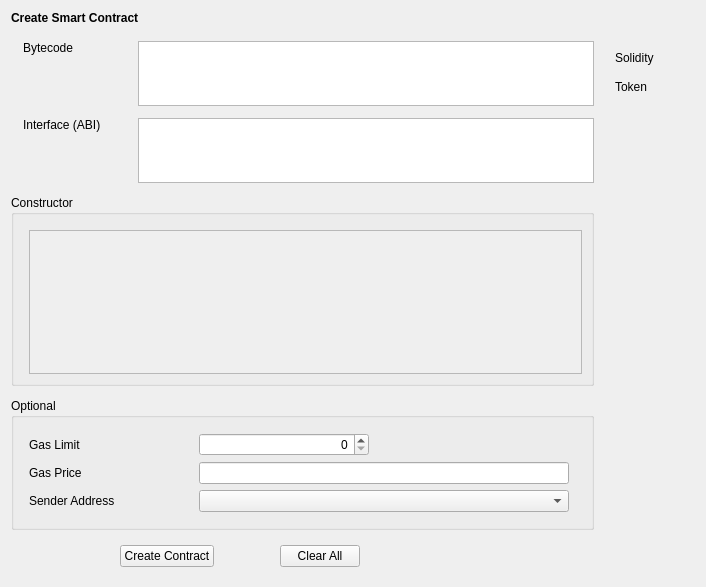
The window that src/qt/forms/createcontract.ui (githubzon/qtum) describes before a commit, drawn with Qt 5.
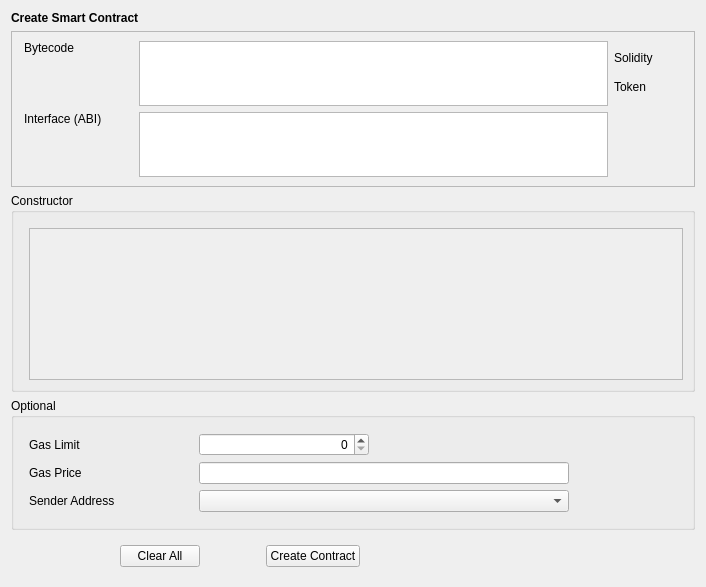
The same window after the commit. Custom widgets are drawn as their Qt base class.

Commit message: Update main screens buttons

Patch:
```diff
--- a/src/qt/forms/createcontract.ui
+++ b/src/qt/forms/createcontract.ui
@@ -47,28 +47,30 @@
         </widget>
        </item>
        <item>
-        <spacer name="verticalSpacer_5">
-         <property name="orientation">
-          <enum>Qt::Vertical</enum>
+        <widget class="QFrame" name="frameContract">
+         <property name="sizePolicy">
+          <sizepolicy hsizetype="Preferred" vsizetype="Fixed">
+           <horstretch>0</horstretch>
+           <verstretch>0</verstretch>
+          </sizepolicy>
          </property>
-         <property name="sizeType">
-          <enum>QSizePolicy::Fixed</enum>
+         <property name="frameShape">
+          <enum>QFrame::StyledPanel</enum>
          </property>
-         <property name="sizeHint" stdset="0">
-          <size>
-           <width>20</width>
-           <height>10</height>
-          </size>
+         <property name="frameShadow">
+          <enum>QFrame::Raised</enum>
          </property>
-        </spacer>
-       </item>
+         <layout class="QVBoxLayout" name="verticalLayout_10">
+          <property name="leftMargin">
+           <number>0</number>
+          </property>
+          <property name="rightMargin">
+           <number>0</number>
+          </property>
        <item>
-        <layout class="QHBoxLayout" name="horizontalLayout_5">
+           <layout class="QHBoxLayout" name="horizontalLayout_7">
          <item>
-          <layout class="QVBoxLayout" name="verticalLayout_3">
-           <property name="spacing">
-            <number>12</number>
-           </property>
+             <layout class="QVBoxLayout" name="verticalLayout_11">
            <item>
             <layout class="QHBoxLayout" name="horizontalLayout_2">
              <property name="spacing">
@@ -165,6 +167,69 @@
              </item>
             </layout>
            </item>
+             </layout>
+            </item>
+            <item>
+             <layout class="QVBoxLayout" name="verticalLayout_4">
+              <property name="spacing">
+               <number>15</number>
+              </property>
+              <item>
+               <spacer name="verticalSpacer_4">
+                <property name="orientation">
+                 <enum>Qt::Vertical</enum>
+                </property>
+                <property name="sizeType">
+                 <enum>QSizePolicy::Fixed</enum>
+                </property>
+                <property name="sizeHint" stdset="0">
+                 <size>
+                  <width>20</width>
+                  <height>10</height>
+                 </size>
+                </property>
+               </spacer>
+              </item>
+              <item>
+               <widget class="QLabel" name="labelSolidity">
+                <property name="minimumSize">
+                 <size>
+                  <width>80</width>
+                  <height>0</height>
+                 </size>
+                </property>
+                <property name="text">
+                 <string>Solidity</string>
+                </property>
+               </widget>
+              </item>
+              <item>
+               <widget class="QLabel" name="labelToken">
+                <property name="text">
+                 <string>Token</string>
+                </property>
+               </widget>
+              </item>
+              <item>
+               <spacer name="verticalSpacer_3">
+                <property name="orientation">
+                 <enum>Qt::Vertical</enum>
+                </property>
+                <property name="sizeHint" stdset="0">
+                 <size>
+                  <width>20</width>
+                  <height>40</height>
+                 </size>
+                </property>
+               </spacer>
+              </item>
+             </layout>
+            </item>
+           </layout>
+          </item>
+         </layout>
+        </widget>
+       </item>
            <item>
             <widget class="QGroupBox" name="groupBoxConstructor">
              <property name="title">
@@ -187,8 +252,8 @@
                   <rect>
                    <x>0</x>
                    <y>0</y>
-                   <width>548</width>
-                   <height>120</height>
+               <width>656</width>
+               <height>146</height>
                   </rect>
                  </property>
                  <layout class="QVBoxLayout" name="verticalLayout_5"/>
@@ -328,69 +393,6 @@
             </widget>
            </item>
           </layout>
-         </item>
-         <item>
-          <layout class="QVBoxLayout" name="verticalLayout_4">
-           <property name="spacing">
-            <number>15</number>
-           </property>
-           <property name="leftMargin">
-            <number>15</number>
-           </property>
-           <item>
-            <spacer name="verticalSpacer_4">
-             <property name="orientation">
-              <enum>Qt::Vertical</enum>
-             </property>
-             <property name="sizeType">
-              <enum>QSizePolicy::Fixed</enum>
-             </property>
-             <property name="sizeHint" stdset="0">
-              <size>
-               <width>20</width>
-               <height>10</height>
-              </size>
-             </property>
-            </spacer>
-           </item>
-           <item>
-            <widget class="QLabel" name="labelSolidity">
-             <property name="minimumSize">
-              <size>
-               <width>80</width>
-               <height>0</height>
-              </size>
-             </property>
-             <property name="text">
-              <string>Solidity</string>
-             </property>
-            </widget>
-           </item>
-           <item>
-            <widget class="QLabel" name="labelToken">
-             <property name="text">
-              <string>Token</string>
-             </property>
-            </widget>
-           </item>
-           <item>
-            <spacer name="verticalSpacer_3">
-             <property name="orientation">
-              <enum>Qt::Vertical</enum>
-             </property>
-             <property name="sizeHint" stdset="0">
-              <size>
-               <width>20</width>
-               <height>40</height>
-              </size>
-             </property>
-            </spacer>
-           </item>
-          </layout>
-         </item>
-        </layout>
-       </item>
-      </layout>
      </widget>
     </widget>
    </item>
@@ -424,29 +426,6 @@
        </property>
       </spacer>
      </item>
-     <item>
-      <widget class="QPushButton" name="pushButtonCreateContract">
-       <property name="text">
-        <string>Create Contract</string>
-       </property>
-      </widget>
-     </item>
-     <item>
-      <spacer name="horizontalSpacer_3">
-       <property name="orientation">
-        <enum>Qt::Horizontal</enum>
-       </property>
-       <property name="sizeType">
-        <enum>QSizePolicy::Fixed</enum>
-       </property>
-       <property name="sizeHint" stdset="0">
-        <size>
-         <width>60</width>
-         <height>20</height>
-        </size>
-       </property>
-      </spacer>
-     </item>
      <item>
       <widget class="QPushButton" name="pushButtonClearAll">
        <property name="text">
@@ -454,6 +433,29 @@
        </property>
       </widget>
      </item>
+     <item>
+      <spacer name="horizontalSpacer_3">
+       <property name="orientation">
+        <enum>Qt::Horizontal</enum>
+       </property>
+       <property name="sizeType">
+        <enum>QSizePolicy::Fixed</enum>
+       </property>
+       <property name="sizeHint" stdset="0">
+        <size>
+         <width>60</width>
+         <height>20</height>
+        </size>
+       </property>
+      </spacer>
+     </item>
+     <item>
+      <widget class="QPushButton" name="pushButtonCreateContract">
+       <property name="text">
+        <string>Create Contract</string>
+       </property>
+      </widget>
+     </item>
      <item>
       <spacer name="horizontalSpacer_2">
        <property name="orientation">
@@ -472,12 +474,6 @@
   </layout>
  </widget>
  <customwidgets>
-  <customwidget>
-   <class>BitcoinAmountField</class>
-   <extends>QLineEdit</extends>
-   <header>bitcoinamountfield.h</header>
-   <container>1</container>
-  </customwidget>
   <customwidget>
    <class>AddressField</class>
    <extends>QComboBox</extends>
@@ -488,6 +484,12 @@
    <extends>QTextEdit</extends>
    <header>qvalidatedtextedit.h</header>
   </customwidget>
+  <customwidget>
+   <class>BitcoinAmountField</class>
+   <extends>QLineEdit</extends>
+   <header>bitcoinamountfield.h</header>
+   <container>1</container>
+  </customwidget>
  </customwidgets>
  <resources/>
  <connections/>
```
Lines whose indentation alone changed are shown as unchanged. The commit also changes 19 other files.
